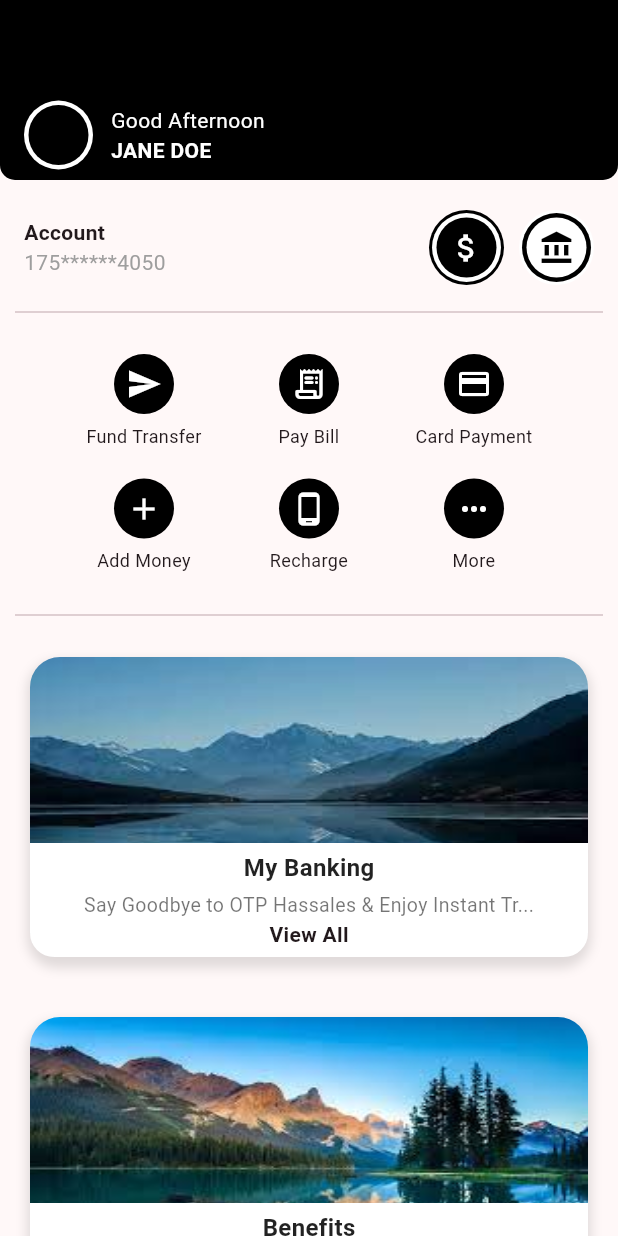
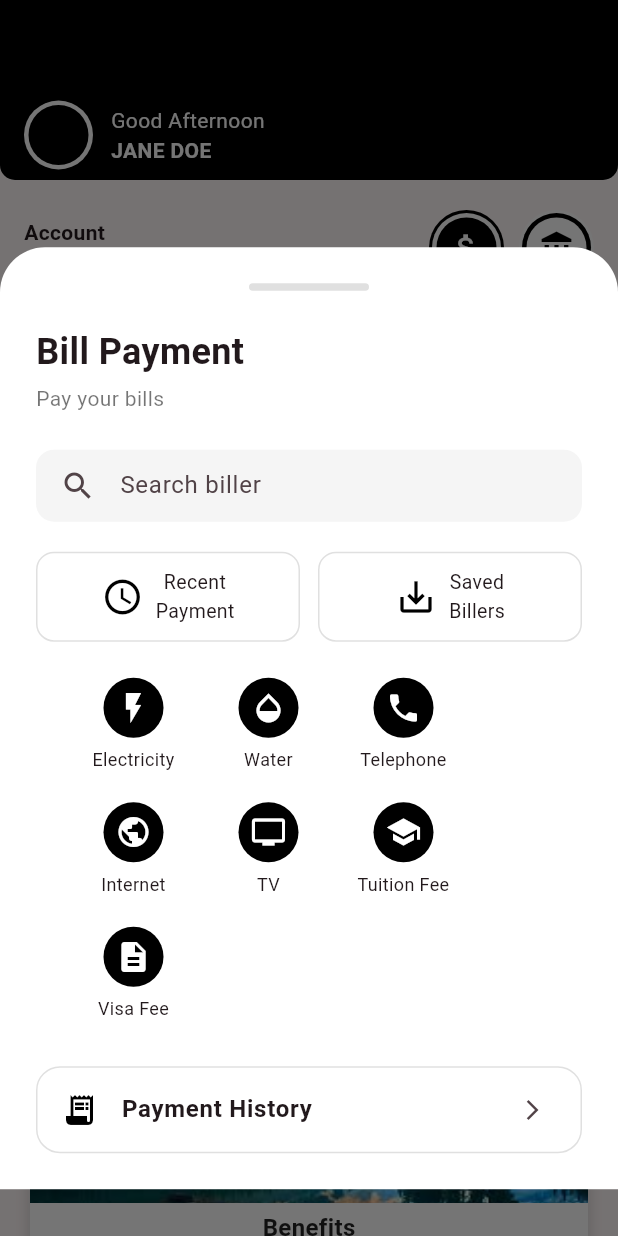
Before and after one commit to Masfiqun/Banking-System, a Flutter app: the HomePage screen opened directly, after a tap on the "receipt long" icon, on a phone screen of 412 x 824 dp. Run offline on Flutter 3.47's test engine with Material 3 defaults, Android fonts, the phone set to English and light mode, and no system bars; our stand-ins replace fl_chart, flutter_svg, google_fonts, pin_code_fields.

Commit message:
PAY BILL

```diff
--- a/lib/Pages/fundTransfer.dart
+++ b/lib/Pages/Fund Transfer/fundTransfer.dart
@@ -1,6 +1,6 @@
-import 'package:banking_system/Pages/MFS.dart';
-import 'package:banking_system/Pages/NPS.dart';
-import 'package:banking_system/Pages/SCU.dart';
+import 'package:banking_system/Pages/Fund%20Transfer/MFS.dart';
+import 'package:banking_system/Pages/Fund%20Transfer/NPS.dart';
+import 'package:banking_system/Pages/Fund%20Transfer/SCU.dart';
 import 'package:flutter/material.dart';
 import 'package:flutter_svg/flutter_svg.dart';
 import 'package:google_fonts/google_fonts.dart';
--- /dev/null
+++ b/lib/Pages/PayBill/payBill.dart
@@ -0,0 +1,175 @@
+import 'package:banking_system/Pages/PayBill/Electricity.dart';
+import 'package:banking_system/Utils/buttons.dart';
+import 'package:banking_system/Utils/color.dart';
+import 'package:flutter/material.dart';
+
+class PayBill extends StatelessWidget {
+  const PayBill({super.key});
+
+  @override
+  Widget build(BuildContext context) {
+    return DraggableScrollableSheet(
+      initialChildSize: 0.8,
+      maxChildSize: 0.95,
+      minChildSize: 0.4,
+      expand: false,
+      builder: (context, scrollController) {
+        return SingleChildScrollView(
+          child: Container(
+            padding: const EdgeInsets.all(24),
+            decoration: const BoxDecoration(
+              color: Colors.white,
+              borderRadius: BorderRadius.only(
+                topLeft: Radius.circular(30),
+                topRight: Radius.circular(30),
+              ),
+            ),
+            child: Column(
+              crossAxisAlignment: CrossAxisAlignment.start,
+              children: [
+                // Drag handle
+                Center(
+                  child: Container(
+                    height: 5,
+                    width: 80,
+                    margin: const EdgeInsets.only(bottom: 24),
+                    decoration: BoxDecoration(
+                      color: Colors.grey.shade300,
+                      borderRadius: BorderRadius.circular(10),
+                    ),
+                  ),
+                ),
+                const Text(
+                  'Bill Payment',
+                  style: TextStyle(fontSize: 24, fontWeight: FontWeight.bold),
+                ),
+                const SizedBox(height: 4),
+                const Text(
+                  'Pay your bills',
+                  style: TextStyle(fontSize: 14, color: Colors.black54),
+                ),
+                const SizedBox(height: 24),
+
+                // Search Bar
+                Container(
+                  padding: const EdgeInsets.symmetric(horizontal: 16),
+                  decoration: BoxDecoration(
+                    color: Colors.grey.shade100,
+                    borderRadius: BorderRadius.circular(12),
+                  ),
+                  child: const TextField(
+                    decoration: InputDecoration(
+                      hintText: 'Search biller',
+                      border: InputBorder.none,
+                      icon: Icon(Icons.search),
+                    ),
+                  ),
+                ),
+                const SizedBox(height: 20),
+
+                // Recent & Saved Billers
+                Row(
+                  children: const [
+                    OptionCard(icon: Icons.access_time, label: "Recent\nPayment"),
+                    SizedBox(width: 12),
+                    OptionCard(icon: Icons.save_alt, label: "Saved\nBillers"),
+                  ],
+                ),
+                const SizedBox(height: 24),
+
+                Padding(
+                  padding: const EdgeInsets.symmetric(horizontal: 20),
+                  child: Wrap(
+                    alignment: WrapAlignment.start,
+                    runSpacing: 20,
+                    spacing: 0,
+                    children: [
+                      ActionButton(
+                        icon: Icons.flash_on,
+                        label: "Electricity",
+                        onPressed: () {
+                          showModalBottomSheet(
+                                context: context,
+                                isScrollControlled: true,
+                                backgroundColor: Colors.transparent,
+                                builder: (context) => const electricity()
+                              );
+                        }
+                      ),
+                      ActionButton(icon: Icons.opacity, label: "Water", onPressed: () {
+
+                      }),
+                      ActionButton(icon: Icons.phone, label: "Telephone", onPressed: () {
+
+                      }),
+                      ActionButton(icon: Icons.public, label: "Internet", onPressed: () {}),
+                      ActionButton(icon: Icons.tv, label: "TV", onPressed: () {}),
+                      ActionButton(icon: Icons.school, label: "Tuition Fee", onPressed: () {}),
+                      ActionButton(icon: Icons.description, label: "Visa Fee", onPressed: () {})
+                    ],
+                  ),
+                ),
+
+                SizedBox(height: 30,),
+
+                // Payment History Button
+                Container(
+                  width: double.infinity,
+                  decoration: BoxDecoration(
+                    border: Border.all(color: Colors.grey.shade300),
+                    borderRadius: BorderRadius.circular(16),
+                  ),
+                  child: ListTile(
+                    leading: const Icon(Icons.receipt_long, color: Colors.black),
+                    title: const Text(
+                      "Payment History",
+                      style: TextStyle(fontWeight: FontWeight.bold),
+                    ),
+                    trailing: const Icon(Icons.arrow_forward_ios, size: 16),
+                    onTap: () {
+                      // Navigate to payment history
+                    },
+                  ),
+                )
+              ],
+            ),
+          ),
+        );
+      },
+    );
+  }
+}
+
+
+class OptionCard extends StatelessWidget {
+  final IconData icon;
+  final String label;
+
+  const OptionCard({required this.icon, required this.label, super.key});
+
+  @override
+  Widget build(BuildContext context) {
+    return Expanded(
+      child: Container(
+        padding: const EdgeInsets.symmetric(vertical: 10),
+        decoration: BoxDecoration(
+          border: Border.all(color: Colors.black12),
+          borderRadius: BorderRadius.circular(12),
+        ),
+        child: Row(
+          mainAxisAlignment: MainAxisAlignment.center,
+          crossAxisAlignment: CrossAxisAlignment.center,
+          children: [
+            Icon(icon, size: 28, color: AppColors.primary),
+            const SizedBox(width: 8),
+            Text(
+              label,
+              textAlign: TextAlign.center,
+              style: const TextStyle(fontSize: 13),
+            ),
+          ],
+        ),
+      ),
+    );
+  }
+}
--- a/lib/Pages/homepage.dart
+++ b/lib/Pages/homepage.dart
@@ -1,7 +1,8 @@
 import 'package:banking_system/Pages/Acc.dart';
 import 'package:banking_system/Pages/AccBalance.dart';
+import 'package:banking_system/Pages/PayBill/payBill.dart';
 import 'package:banking_system/Pages/cardPayment.dart';
-import 'package:banking_system/Pages/fundTransfer.dart';
+import 'package:banking_system/Pages/Fund%20Transfer/fundTransfer.dart';
 import 'package:banking_system/Utils/buttons.dart';
 import 'package:banking_system/Utils/color.dart';
 import 'package:flutter/material.dart';
@@ -333,7 +334,14 @@ class _HomePageState extends State<HomePage> with SingleTickerProviderStateMixin
                               );
                         }
                       ),
-                      ActionButton(icon: Icons.receipt_long_rounded, label: "Pay Bill", onPressed: () {}),
+                      ActionButton(icon: Icons.receipt_long_rounded, label: "Pay Bill", onPressed: () {
+                        showModalBottomSheet(
+                                context: context,
+                                isScrollControlled: true,
+                                backgroundColor: Colors.transparent,
+                                builder: (context) => const PayBill()
+                              );
+                      }),
                       ActionButton(icon: Icons.credit_card, label: "Card Payment", onPressed: () {
                         Navigator.push(context, MaterialPageRoute(builder: (context) => CardPayment()));
                       }),
```
Also changed, not shown: lib/Pages/PayBill/Electricity.dart (added, +319 -0 lines), lib/Pages/Fund Transfer/MFS.dart (renamed from lib/Pages/MFS.dart), lib/Pages/Fund Transfer/NPS.dart (renamed from lib/Pages/NPS.dart), lib/Pages/Fund Transfer/SCU.dart (renamed from lib/Pages/SCU.dart).
